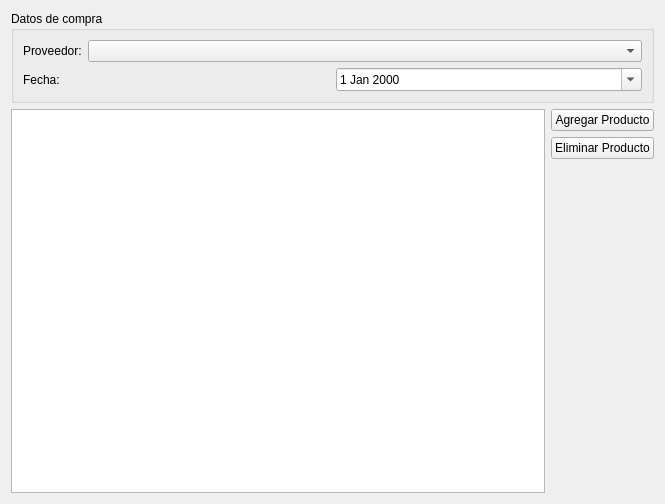
The window that trunk/plugins/compras/FormAgregarCompraBase.ui (chungote/gestotux) describes before a commit, drawn with Qt 5.
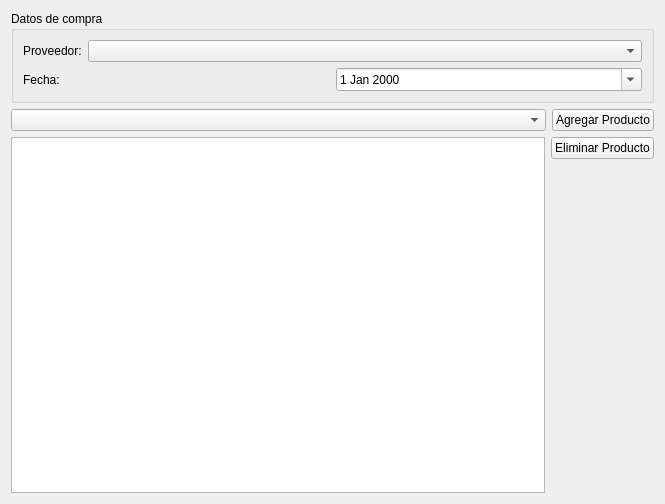
The same window after the commit.

Commit message: modificaciones a las tablas de ventas y compras.

```diff
--- a/trunk/plugins/compras/FormAgregarCompraBase.ui
+++ b/trunk/plugins/compras/FormAgregarCompraBase.ui
@@ -77,10 +77,15 @@
    <item>
     <layout class="QHBoxLayout" name="horizontalLayout_2">
      <item>
-      <widget class="QTableView" name="TVLista"/>
+      <widget class="QComboBox" name="CBProducto">
+       <property name="sizePolicy">
+        <sizepolicy hsizetype="MinimumExpanding" vsizetype="Fixed">
+         <horstretch>0</horstretch>
+         <verstretch>0</verstretch>
+        </sizepolicy>
+       </property>
+      </widget>
      </item>
-     <item>
-      <layout class="QVBoxLayout" name="verticalLayout">
        <item>
         <widget class="QPushButton" name="PBAgregarProducto">
          <property name="text">
@@ -88,6 +93,15 @@
          </property>
         </widget>
        </item>
+    </layout>
+   </item>
+   <item>
+    <layout class="QHBoxLayout" name="horizontalLayout_3">
+     <item>
+      <widget class="QTableView" name="TVLista"/>
+     </item>
+     <item>
+      <layout class="QVBoxLayout" name="verticalLayout">
        <item>
         <widget class="QPushButton" name="PBEliminarProducto">
          <property name="text">
```
Lines whose indentation alone changed are shown as unchanged. The commit also changes 15 other files.
